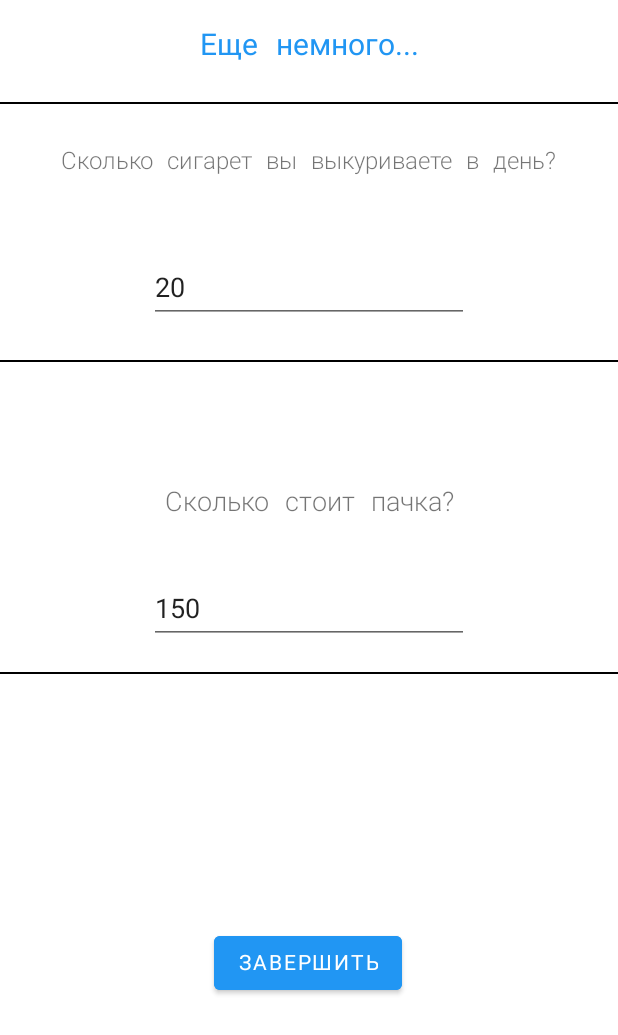
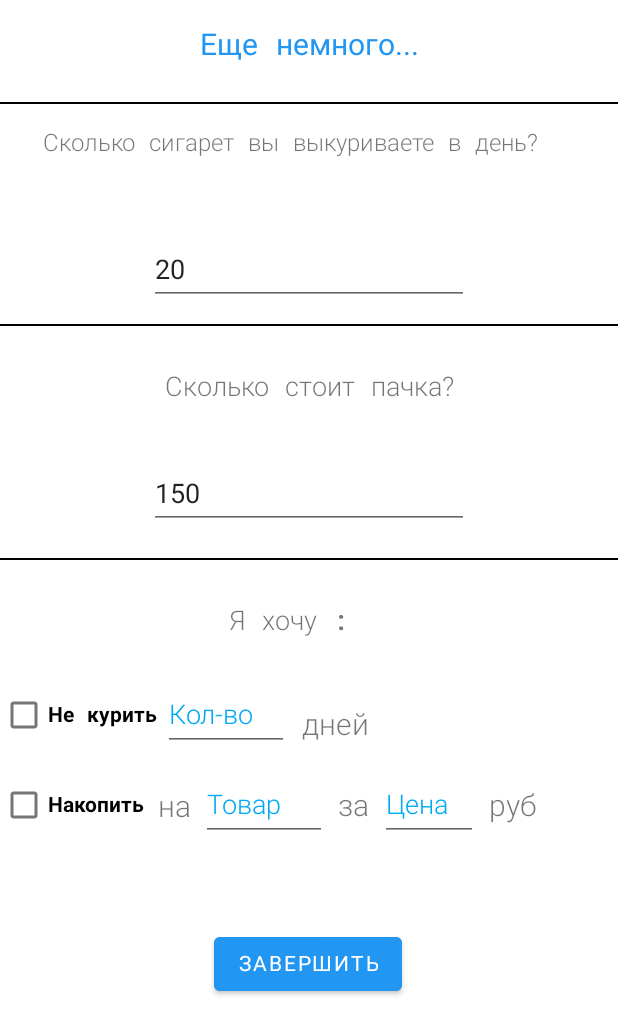
Before and after one commit to Karambasss/QuitNicotineDiplomaProgram, an Android app: the fragment FragmentAuth2 placed in its activity, on a phone screen of 412 x 824 dp. Shown: the top 1035 px of the screen. Run offline under Robolectric (Android 15) with nearby library versions, the light colour scheme and no system bars; Roboto replaces fonts that are not available here.

Commit message:
Приведение XML файлов к более совершенной форме.

```diff
--- a/app/src/main/AndroidManifest.xml
+++ b/app/src/main/AndroidManifest.xml
@@ -17,6 +17,7 @@
         tools:targetApi="31">
         <activity
             android:name=".view.MainActivity"
+            android:windowSoftInputMode="adjustNothing"
             android:exported="true"
             android:screenOrientation="portrait" >
             <intent-filter>
--- /dev/null
+++ b/app/src/main/res/drawable/ic_baseline_edit_24.xml
@@ -0,0 +1,5 @@
+<vector android:height="24dp" android:tint="#000000"
+    android:viewportHeight="24" android:viewportWidth="24"
+    android:width="24dp" xmlns:android="http://schemas.android.com/apk/res/android">
+    <path android:fillColor="@android:color/white" android:pathData="M3,17.25V21h3.75L17.81,9.94l-3.75,-3.75L3,17.25zM20.71,7.04c0.39,-0.39 0.39,-1.02 0,-1.41l-2.34,-2.34c-0.39,-0.39 -1.02,-0.39 -1.41,0l-1.83,1.83 3.75,3.75 1.83,-1.83z"/>
+</vector>
--- /dev/null
+++ b/app/src/main/res/drawable/ic_baseline_exit_to_app_24.xml
@@ -0,0 +1,5 @@
+<vector android:autoMirrored="true" android:height="24dp"
+    android:tint="#000000" android:viewportHeight="24"
+    android:viewportWidth="24" android:width="24dp" xmlns:android="http://schemas.android.com/apk/res/android">
+    <path android:fillColor="@android:color/white" android:pathData="M10.09,15.59L11.5,17l5,-5 -5,-5 -1.41,1.41L12.67,11H3v2h9.67l-2.58,2.59zM19,3H5c-1.11,0 -2,0.9 -2,2v4h2V5h14v14H5v-4H3v4c0,1.1 0.89,2 2,2h14c1.1,0 2,-0.9 2,-2V5c0,-1.1 -0.9,-2 -2,-2z"/>
+</vector>
--- /dev/null
+++ b/app/src/main/res/drawable/ic_baseline_info_24.xml
@@ -0,0 +1,5 @@
+<vector android:height="24dp" android:tint="#000000"
+    android:viewportHeight="24" android:viewportWidth="24"
+    android:width="24dp" xmlns:android="http://schemas.android.com/apk/res/android">
+    <path android:fillColor="@android:color/white" android:pathData="M12,2C6.48,2 2,6.48 2,12s4.48,10 10,10 10,-4.48 10,-10S17.52,2 12,2zM13,17h-2v-6h2v6zM13,9h-2L11,7h2v2z"/>
+</vector>
--- a/app/src/main/res/layout/fragment_auth2.xml
+++ b/app/src/main/res/layout/fragment_auth2.xml
@@ -5,6 +5,125 @@
     android:layout_width="match_parent"
     android:layout_height="match_parent"
     tools:context=".view.fragments.FragmentAuth2">
+
+    <TextView
+        android:id="@+id/textView19"
+        android:layout_width="45dp"
+        android:layout_height="35dp"
+        android:layout_marginTop="24dp"
+        android:fontFamily="@font/jetbrains_mono_light"
+        android:text="руб"
+        android:textAlignment="center"
+        android:textSize="20sp"
+        app:layout_constraintStart_toEndOf="@+id/goal2Price"
+        app:layout_constraintTop_toBottomOf="@+id/textView16" />
+
+    <TextView
+        android:id="@+id/textView18"
+        android:layout_width="35dp"
+        android:layout_height="30dp"
+        android:layout_marginTop="24dp"
+        android:fontFamily="@font/jetbrains_mono_light"
+        android:text="за"
+        android:textAlignment="center"
+        android:textSize="20sp"
+        app:layout_constraintStart_toEndOf="@+id/goal2Name"
+        app:layout_constraintTop_toBottomOf="@+id/textView16" />
+
+    <TextView
+        android:id="@+id/textView17"
+        android:layout_width="35dp"
+        android:layout_height="30dp"
+        android:layout_marginStart="2dp"
+        android:layout_marginTop="23dp"
+        android:fontFamily="@font/jetbrains_mono_light"
+        android:text="на"
+        android:textAlignment="center"
+        android:textSize="20sp"
+        app:layout_constraintStart_toEndOf="@+id/checkBoxGoal2"
+        app:layout_constraintTop_toBottomOf="@+id/goal1Day" />
+
+    <TextView
+        android:id="@+id/textView16"
+        android:layout_width="62dp"
+        android:layout_height="30dp"
+        android:layout_marginTop="96dp"
+        android:fontFamily="@font/jetbrains_mono_light"
+        android:text="дней"
+        android:textAlignment="center"
+        android:textSize="20sp"
+        app:layout_constraintStart_toEndOf="@+id/goal1Day"
+        app:layout_constraintTop_toBottomOf="@+id/view" />
+
+    <EditText
+        android:id="@+id/goal2Name"
+        android:layout_width="84dp"
+        android:layout_height="0dp"
+        android:layout_marginTop="12dp"
+        android:autofillHints=""
+        android:ems="10"
+        android:fontFamily="@font/jetbrains_mono_light"
+        android:hint="Товар"
+        android:inputType="textPersonName|text"
+        android:minHeight="48dp"
+        android:textColorHint="#03A9F4"
+        app:layout_constraintStart_toEndOf="@+id/textView17"
+        app:layout_constraintTop_toBottomOf="@+id/goal1Day" />
+
+    <EditText
+        android:id="@+id/goal1Day"
+        android:layout_width="84dp"
+        android:layout_height="0dp"
+        android:layout_marginStart="4dp"
+        android:layout_marginTop="24dp"
+        android:autofillHints=""
+        android:ems="10"
+        android:fontFamily="@font/jetbrains_mono_light"
+        android:hint="Кол-во"
+        android:inputType="number"
+        android:minHeight="48dp"
+        android:textColorHint="#03A9F4"
+        app:layout_constraintStart_toEndOf="@+id/checkBoxGoal1"
+        app:layout_constraintTop_toBottomOf="@+id/textView15" />
+
+    <EditText
+        android:id="@+id/goal2Price"
+        android:layout_width="65dp"
+        android:layout_height="0dp"
+        android:layout_marginTop="139dp"
+        android:autofillHints=""
+        android:ems="10"
+        android:fontFamily="@font/jetbrains_mono_light"
+        android:hint="Цена"
+        android:inputType="number"
+        android:maxLength="5"
+        android:minHeight="48dp"
+        android:textColorHint="#03A9F4"
+        app:layout_constraintStart_toEndOf="@+id/textView18"
+        app:layout_constraintTop_toBottomOf="@+id/view" />
+
+    <CheckBox
+        android:id="@+id/checkBoxGoal2"
+        android:layout_width="wrap_content"
+        android:layout_height="wrap_content"
+        android:layout_marginTop="12dp"
+        android:fontFamily="@font/jetbrains_mono_bold"
+        android:text="Накопить"
+        app:layout_constraintStart_toStartOf="parent"
+        app:layout_constraintTop_toBottomOf="@+id/checkBoxGoal1" />
+
+    <TextView
+        android:id="@+id/textView15"
+        android:layout_width="wrap_content"
+        android:layout_height="27dp"
+        android:layout_marginStart="152dp"
+        android:layout_marginTop="28dp"
+        android:fontFamily="@font/jetbrains_mono_light_italic"
+        android:text="Я хочу :"
+        android:textAlignment="center"
+        android:textSize="18sp"
+        app:layout_constraintStart_toStartOf="parent"
+        app:layout_constraintTop_toBottomOf="@+id/view" />
 
     <View
         android:id="@+id/view3"
@@ -19,7 +138,7 @@
         android:id="@+id/view"
         android:layout_width="match_parent"
         android:layout_height="1sp"
-        android:layout_marginTop="448dp"
+        android:layout_marginTop="372dp"
         android:background="@color/black"
         app:layout_constraintStart_toStartOf="parent"
         app:layout_constraintTop_toTopOf="parent" />
@@ -28,8 +147,8 @@
         android:id="@+id/textView2"
         android:layout_width="331dp"
         android:layout_height="39dp"
-        android:layout_marginStart="40dp"
-        android:layout_marginTop="96dp"
+        android:layout_marginStart="28dp"
+        android:layout_marginTop="84dp"
         android:fontFamily="@font/jetbrains_mono_light_italic"
         android:text="Сколько сигарет вы выкуриваете в день?"
         android:textAlignment="center"
@@ -54,9 +173,10 @@
         app:layout_constraintTop_toBottomOf="@+id/textView2" />
 
     <View
+        android:id="@+id/view6"
         android:layout_width="match_parent"
         android:layout_height="1sp"
-        android:layout_marginTop="240dp"
+        android:layout_marginTop="216dp"
         android:background="@color/black"
         app:layout_constraintStart_toStartOf="parent"
         app:layout_constraintTop_toTopOf="parent" />
@@ -65,15 +185,14 @@
         android:id="@+id/textView3"
         android:layout_width="241dp"
         android:layout_height="27dp"
+        android:layout_marginTop="28dp"
         android:fontFamily="@font/jetbrains_mono_light_italic"
         android:text="Сколько стоит пачка?"
         android:textAlignment="center"
         android:textSize="18sp"
-        app:layout_constraintBottom_toBottomOf="parent"
         app:layout_constraintEnd_toEndOf="parent"
         app:layout_constraintStart_toStartOf="parent"
-        app:layout_constraintTop_toTopOf="parent"
-        app:layout_constraintVertical_bias="0.431" />
+        app:layout_constraintTop_toBottomOf="@+id/view6" />
 
     <EditText
         android:id="@+id/authPrice"
@@ -95,14 +214,14 @@
         android:id="@+id/button_auth1"
         android:layout_width="wrap_content"
         android:layout_height="wrap_content"
-        android:layout_marginBottom="108dp"
+        android:layout_marginTop="245dp"
         android:backgroundTint="#2196F3"
         android:fontFamily="@font/jetbrains_mono"
         android:text="Завершить"
-        app:layout_constraintBottom_toBottomOf="parent"
         app:layout_constraintEnd_toEndOf="parent"
         app:layout_constraintHorizontal_bias="0.498"
-        app:layout_constraintStart_toStartOf="parent" />
+        app:layout_constraintStart_toStartOf="parent"
+        app:layout_constraintTop_toBottomOf="@+id/view" />
 
     <TextView
         android:id="@+id/textView5"
@@ -118,5 +237,15 @@
         app:layout_constraintStart_toStartOf="parent"
         app:layout_constraintTop_toTopOf="parent" />
 
+    <CheckBox
+        android:id="@+id/checkBoxGoal1"
+        android:layout_width="wrap_content"
+        android:layout_height="wrap_content"
+        android:layout_marginTop="24dp"
+        android:fontFamily="@font/jetbrains_mono_bold"
+        android:text="Не курить"
+        app:layout_constraintStart_toStartOf="parent"
+        app:layout_constraintTop_toBottomOf="@+id/textView15" />
+
 
 </androidx.constraintlayout.widget.ConstraintLayout>
--- a/app/src/main/res/menu/bottom_navigation_bar.xml
+++ b/app/src/main/res/menu/bottom_navigation_bar.xml
@@ -11,6 +11,6 @@
         android:icon="@drawable/ic_baseline_person_24"/>
     <item
         android:id="@+id/menu_settings"
-        android:title="Настройки"
-        android:icon="@drawable/ic_baseline_settings_24"/>
+        android:title="О Нас"
+        android:icon="@drawable/ic_baseline_info_24"/>
 </menu>
```
Also changed, not shown: app/src/main/java/com/michael/quitnicotine_application/view/fragments/ProfileFragment.kt (+7 -0 lines), app/src/main/res/layout/fragment_auth1.xml (+6 -5 lines), app/src/main/res/layout/fragment_profile.xml (+34 -35 lines).
